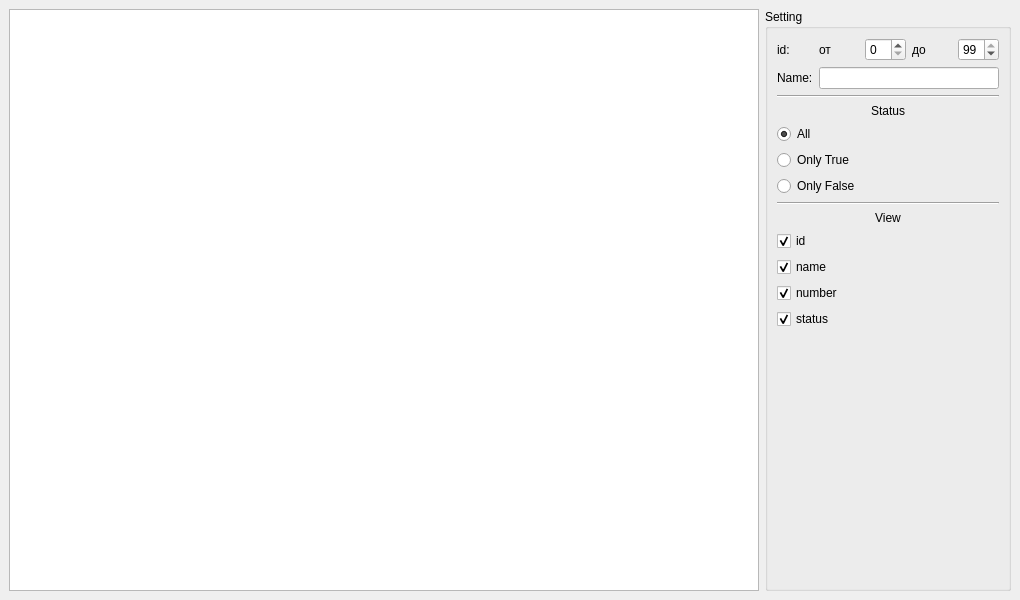
Old version of the form Qt-Widgets-Examples/QTableView-ProxyModel-Example/mainwindow.ui in the repository STyulenev/Qt-CPP-Examples.
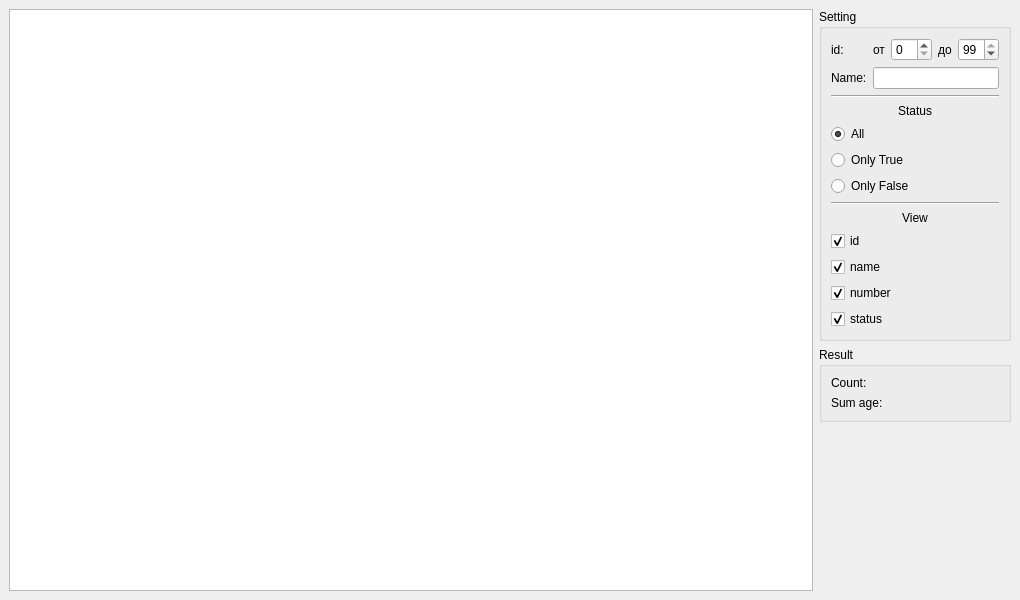
New version of the form.

Patch:
```diff
--- a/Qt-Widgets-Examples/QTableView-ProxyModel-Example/mainwindow.ui
+++ b/Qt-Widgets-Examples/QTableView-ProxyModel-Example/mainwindow.ui
@@ -14,7 +14,7 @@
    <string>QTableView-ProxyModel-Example</string>
   </property>
   <widget class="QWidget" name="centralwidget">
-   <layout class="QGridLayout" name="gridLayout_2" columnstretch="4,1">
+   <layout class="QGridLayout" name="gridLayout_4" columnstretch="5,1">
     <item row="0" column="0">
      <widget class="QTableView" name="tableView">
       <property name="styleSheet">
@@ -23,6 +23,8 @@
      </widget>
     </item>
     <item row="0" column="1">
+     <layout class="QVBoxLayout" name="verticalLayout_4">
+      <item>
      <widget class="QGroupBox" name="groupBox">
       <property name="title">
        <string>Setting</string>
@@ -183,6 +185,56 @@
          </item>
         </layout>
        </item>
+        </layout>
+       </widget>
+      </item>
+      <item>
+       <widget class="QGroupBox" name="groupBox_2">
+        <property name="title">
+         <string>Result</string>
+        </property>
+        <layout class="QGridLayout" name="gridLayout_3">
+         <item row="0" column="0">
+          <layout class="QGridLayout" name="gridLayout_2">
+           <item row="0" column="0">
+            <widget class="QLabel" name="countLabel">
+             <property name="text">
+              <string>Count:</string>
+             </property>
+            </widget>
+           </item>
+           <item row="0" column="1">
+            <widget class="QLabel" name="countValue">
+             <property name="text">
+              <string/>
+             </property>
+             <property name="alignment">
+              <set>Qt::AlignRight|Qt::AlignTrailing|Qt::AlignVCenter</set>
+             </property>
+            </widget>
+           </item>
+           <item row="1" column="0">
+            <widget class="QLabel" name="sumAgeLabel">
+             <property name="text">
+              <string>Sum age:</string>
+             </property>
+            </widget>
+           </item>
+           <item row="1" column="1">
+            <widget class="QLabel" name="sumAgeValue">
+             <property name="text">
+              <string/>
+             </property>
+             <property name="alignment">
+              <set>Qt::AlignRight|Qt::AlignTrailing|Qt::AlignVCenter</set>
+             </property>
+            </widget>
+           </item>
+          </layout>
+         </item>
+        </layout>
+       </widget>
+      </item>
        <item>
         <spacer name="verticalSpacer">
          <property name="orientation">
@@ -190,14 +242,13 @@
          </property>
          <property name="sizeHint" stdset="0">
           <size>
-           <width>222</width>
-           <height>68</height>
+          <width>20</width>
+          <height>40</height>
           </size>
          </property>
         </spacer>
        </item>
       </layout>
-     </widget>
     </item>
    </layout>
   </widget>
```
Lines whose indentation alone changed are shown as unchanged.
